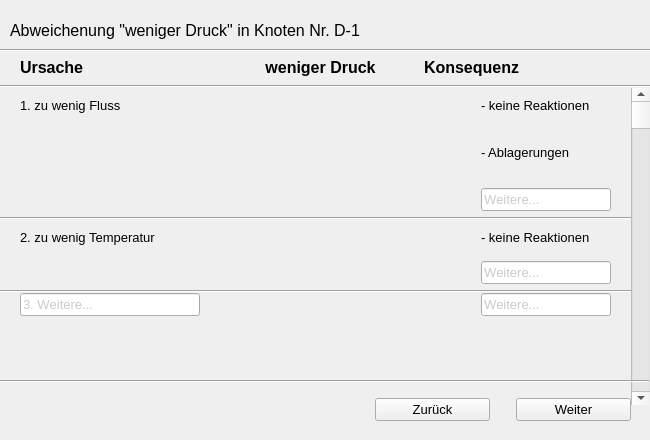
This is Code/wizard_6.ui in MSPietsch/HMI as Qt 5 draws it before an edit. The edited form follows.
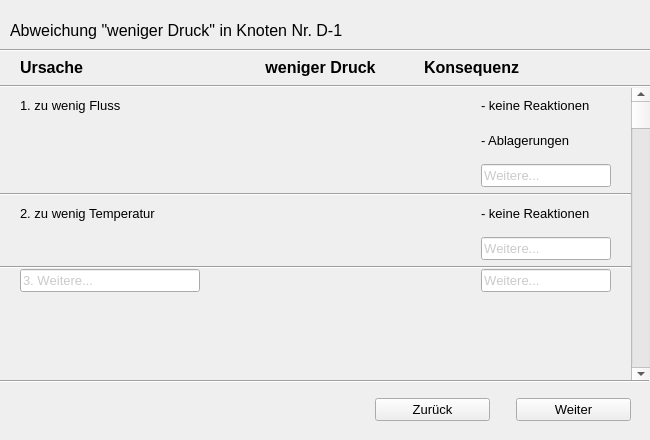
This is the edited form. Icons and pictures are not drawn.

Commit message: Wizard/Leitwörter angepasst

```diff
--- a/Code/wizard_6.ui
+++ b/Code/wizard_6.ui
@@ -60,7 +60,7 @@
      </font>
     </property>
     <property name="text">
-     <string>Abweichenung &quot;weniger Druck&quot; in Knoten Nr. D-1</string>
+     <string>Abweichung &quot;weniger Druck&quot; in Knoten Nr. D-1</string>
     </property>
     <property name="alignment">
      <set>Qt::AlignLeading|Qt::AlignLeft|Qt::AlignVCenter</set>
@@ -174,7 +174,7 @@
       <x>0</x>
       <y>50</y>
       <width>651</width>
-      <height>355</height>
+      <height>331</height>
      </rect>
     </property>
     <layout class="QGridLayout" name="gridLayout_4">
@@ -231,7 +231,7 @@
              <property name="sizeHint" stdset="0">
               <size>
                <width>20</width>
-               <height>30</height>
+               <height>20</height>
               </size>
              </property>
             </spacer>
@@ -485,6 +485,18 @@
            </item>
            <item row="1" column="5">
             <widget class="QLabel" name="label_7">
+             <property name="minimumSize">
+              <size>
+               <width>0</width>
+               <height>35</height>
+              </size>
+             </property>
+             <property name="maximumSize">
+              <size>
+               <width>16777215</width>
+               <height>35</height>
+              </size>
+             </property>
              <property name="text">
               <string>- Ablagerungen</string>
              </property>
@@ -869,6 +881,25 @@
              </property>
             </widget>
            </item>
+           <item row="0" column="7" rowspan="10">
+            <widget class="QScrollBar" name="verticalScrollBar">
+             <property name="minimumSize">
+              <size>
+               <width>20</width>
+               <height>0</height>
+              </size>
+             </property>
+             <property name="maximumSize">
+              <size>
+               <width>16777215</width>
+               <height>300</height>
+              </size>
+             </property>
+             <property name="orientation">
+              <enum>Qt::Vertical</enum>
+             </property>
+            </widget>
+           </item>
           </layout>
          </item>
         </layout>
```
Left out of the diff: 13 changed lines with no effect on the pictures. The commit also changes 18 other files.
